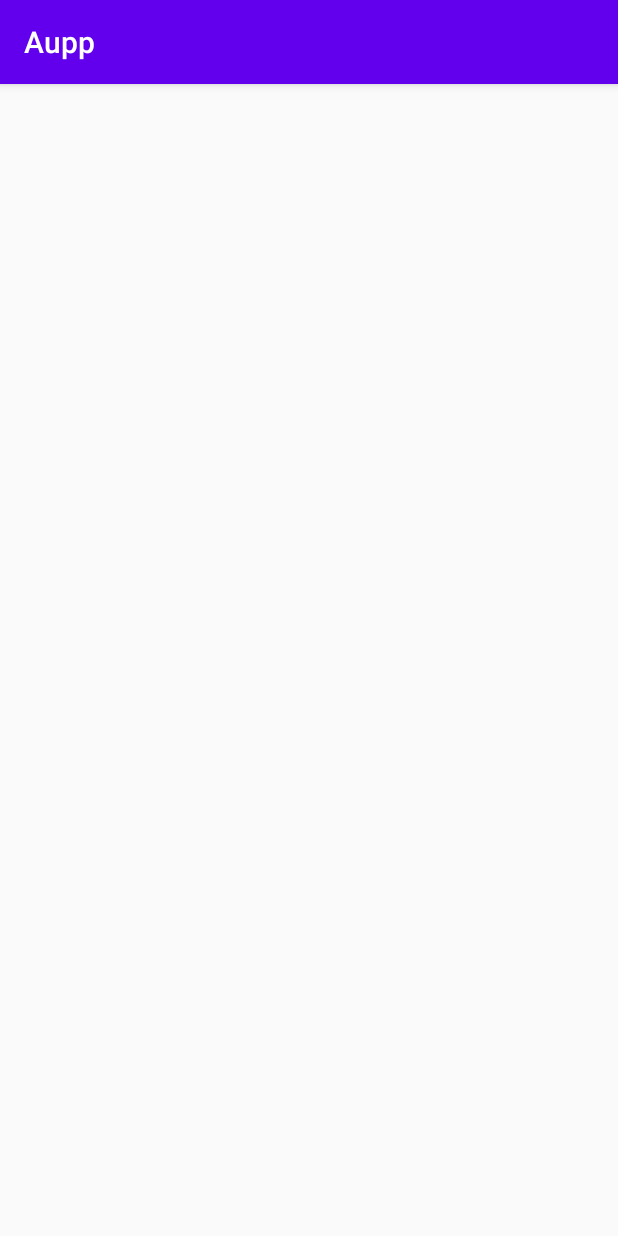
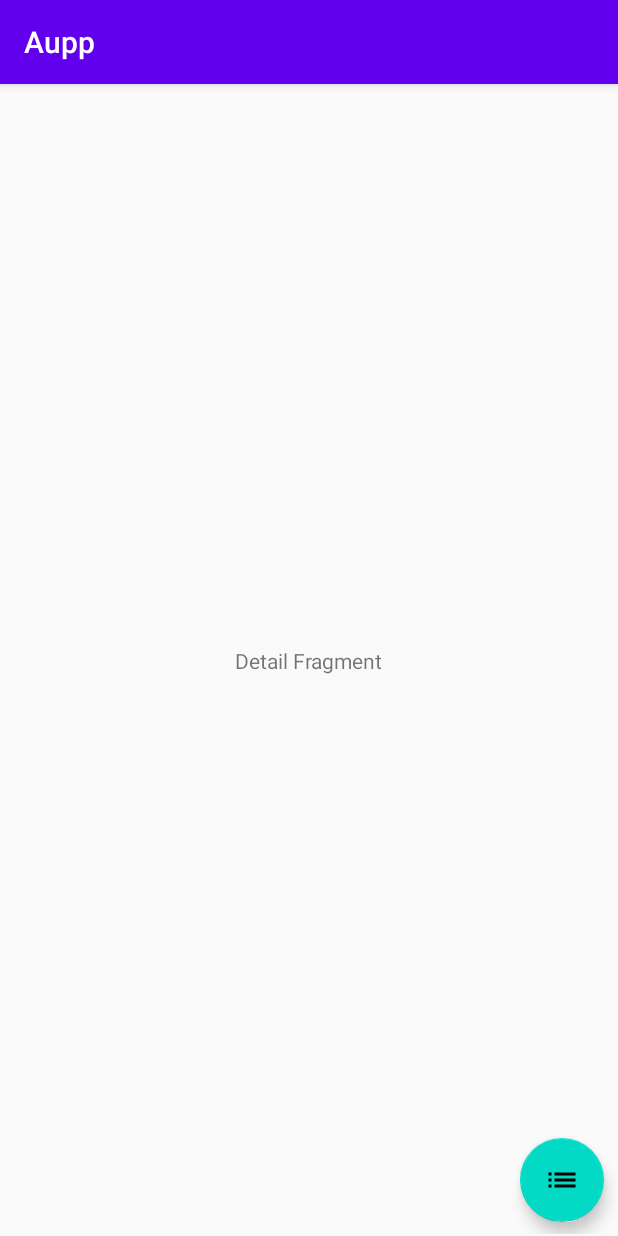
Before and after one commit to 1jGabriel/jetpack-masterclass-course, an Android app: the DetailFragment screen opened through its navigation route, on a phone screen of 412 x 824 dp. Run offline under Robolectric (Android 15) with nearby library versions, the phone set to English and light mode, and no system bars; our stand-ins replace data binding.

Commit message:
Added Buttons on fragments

```diff
--- /dev/null
+++ b/app/src/main/res/drawable/ic_list.xml
@@ -0,0 +1,9 @@
+<vector xmlns:android="http://schemas.android.com/apk/res/android"
+        android:width="24dp"
+        android:height="24dp"
+        android:viewportWidth="24.0"
+        android:viewportHeight="24.0">
+    <path
+        android:fillColor="#FF000000"
+        android:pathData="M3,13h2v-2L3,11v2zM3,17h2v-2L3,15v2zM3,9h2L5,7L3,7v2zM7,13h14v-2L7,11v2zM7,17h14v-2L7,15v2zM7,7v2h14L21,7L7,7z"/>
+</vector>
--- a/app/src/main/res/layout/fragment_detail.xml
+++ b/app/src/main/res/layout/fragment_detail.xml
@@ -1,11 +1,31 @@
 <?xml version="1.0" encoding="utf-8"?>
 <layout xmlns:android="http://schemas.android.com/apk/res/android"
+    xmlns:app="http://schemas.android.com/apk/res-auto"
     xmlns:tools="http://schemas.android.com/tools">
 
-    <FrameLayout
+    <androidx.constraintlayout.widget.ConstraintLayout
         android:layout_width="match_parent"
         android:layout_height="match_parent"
         tools:context=".view.DetailFragment">
 
-    </FrameLayout>
+        <TextView
+            android:id="@+id/textView"
+            android:layout_width="wrap_content"
+            android:layout_height="wrap_content"
+            android:text="Detail Fragment"
+            app:layout_constraintBottom_toBottomOf="parent"
+            app:layout_constraintEnd_toEndOf="parent"
+            app:layout_constraintStart_toStartOf="parent"
+            app:layout_constraintTop_toTopOf="parent" />
+
+        <com.google.android.material.floatingactionbutton.FloatingActionButton
+            android:id="@+id/floatingActionButton"
+            android:layout_width="wrap_content"
+            android:layout_height="wrap_content"
+            android:layout_margin="8dp"
+            android:clickable="true"
+            android:src="@drawable/ic_list"
+            app:layout_constraintBottom_toBottomOf="parent"
+            app:layout_constraintEnd_toEndOf="parent" />
+    </androidx.constraintlayout.widget.ConstraintLayout>
 </layout>
```
Also changed, not shown: app/src/main/res/drawable/ic_details.xml (added, +9 -0 lines), app/src/main/res/layout/fragment_list.xml (+21 -2 lines).
